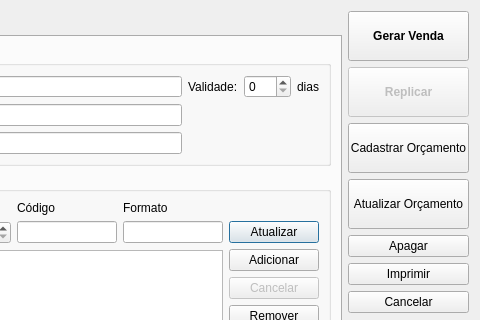
Old version of the form ui/orcamento.ui in the repository lellisls/ERP-STACCATO; both pictures show x 886 to 1366 and y 0 to 320 of the 1366 by 612 pixel window.
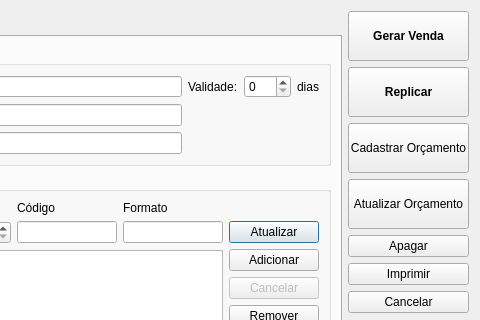
New version of the form. Custom widgets are drawn as their Qt base class.

Commit message: Replicação de orçamento

```diff
--- a/ui/orcamento.ui
+++ b/ui/orcamento.ui
@@ -59,7 +59,7 @@
      <item>
       <widget class="QPushButton" name="pushButtonReplicar">
        <property name="enabled">
-        <bool>false</bool>
+        <bool>true</bool>
        </property>
        <property name="sizePolicy">
         <sizepolicy hsizetype="Minimum" vsizetype="Minimum">
```
The commit also changes 1 other file.
